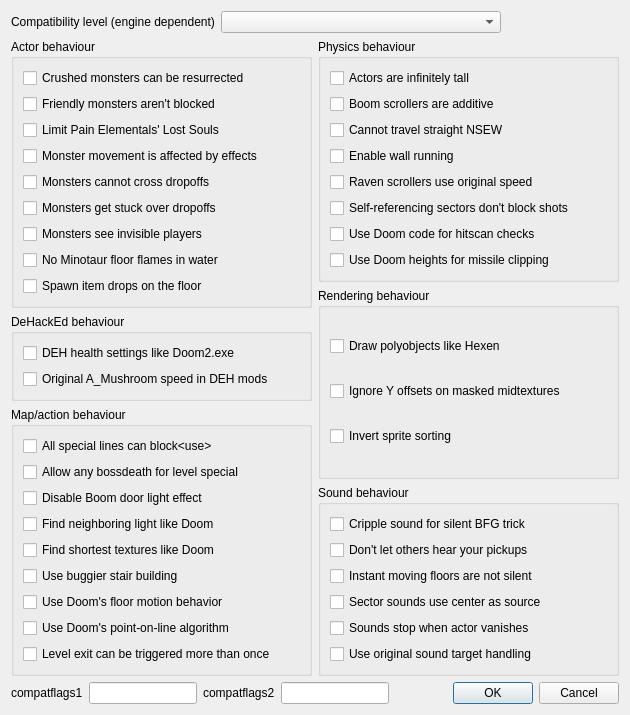
Before: the Qt Designer form Forms/CompatOptsDialog.ui in Youda008/DoomRunner, drawn with Qt 5.
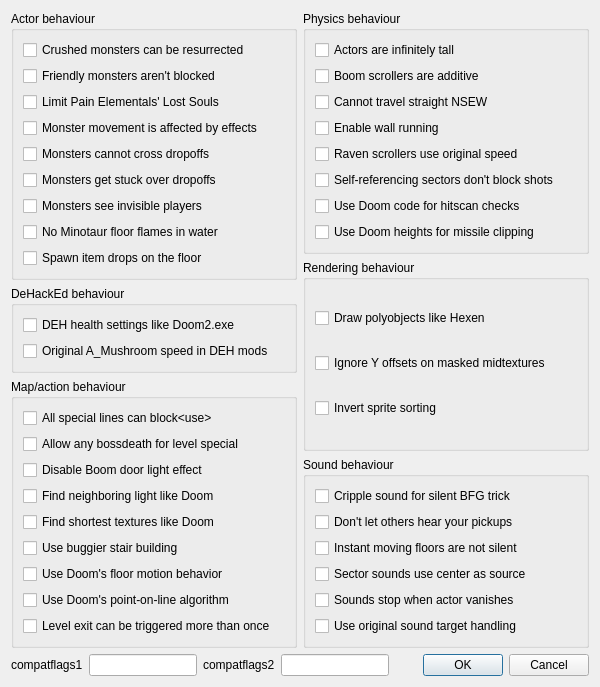
After: the same form once the commit is applied.

Commit message: moved compat level from Compatibility Options sub-dialog to the main window

The edit to the form file:
```diff
--- a/Forms/CompatOptsDialog.ui
+++ b/Forms/CompatOptsDialog.ui
@@ -9,8 +9,8 @@
    <rect>
     <x>0</x>
     <y>0</y>
-    <width>630</width>
-    <height>638</height>
+    <width>600</width>
+    <height>606</height>
    </rect>
   </property>
   <property name="sizePolicy">
@@ -23,40 +23,6 @@
    <string>Compatibility options</string>
   </property>
   <layout class="QVBoxLayout" name="verticalLayout_10">
-   <item>
-    <layout class="QHBoxLayout" name="horizontalLayout_2">
-     <item>
-      <widget class="QLabel" name="compatLevelLabel">
-       <property name="text">
-        <string>Compatibility level (engine dependent)</string>
-       </property>
-      </widget>
-     </item>
-     <item>
-      <widget class="QComboBox" name="compatLevelCmbBox">
-       <property name="minimumSize">
-        <size>
-         <width>280</width>
-         <height>0</height>
-        </size>
-       </property>
-      </widget>
-     </item>
-     <item>
-      <spacer name="horizontalSpacer_2">
-       <property name="orientation">
-        <enum>Qt::Horizontal</enum>
-       </property>
-       <property name="sizeHint" stdset="0">
-        <size>
-         <width>40</width>
-         <height>20</height>
-        </size>
-       </property>
-      </spacer>
-     </item>
-    </layout>
-   </item>
    <item>
     <layout class="QHBoxLayout" name="horizontalLayout_4">
      <item>
@@ -64,7 +30,7 @@
        <item>
         <widget class="QGroupBox" name="groupBox">
          <property name="sizePolicy">
-          <sizepolicy hsizetype="Minimum" vsizetype="Minimum">
+          <sizepolicy hsizetype="Minimum" vsizetype="Expanding">
            <horstretch>0</horstretch>
            <verstretch>0</verstretch>
           </sizepolicy>
@@ -169,7 +135,7 @@
        <item>
         <widget class="QGroupBox" name="groupBox_2">
          <property name="sizePolicy">
-          <sizepolicy hsizetype="Minimum" vsizetype="Minimum">
+          <sizepolicy hsizetype="Minimum" vsizetype="Expanding">
            <horstretch>0</horstretch>
            <verstretch>0</verstretch>
           </sizepolicy>
@@ -204,7 +170,7 @@
        <item>
         <widget class="QGroupBox" name="groupBox_3">
          <property name="sizePolicy">
-          <sizepolicy hsizetype="Minimum" vsizetype="Minimum">
+          <sizepolicy hsizetype="Minimum" vsizetype="Expanding">
            <horstretch>0</horstretch>
            <verstretch>0</verstretch>
           </sizepolicy>
@@ -307,7 +273,7 @@
        <item>
         <widget class="QGroupBox" name="groupBox_4">
          <property name="sizePolicy">
-          <sizepolicy hsizetype="Minimum" vsizetype="Minimum">
+          <sizepolicy hsizetype="Minimum" vsizetype="Expanding">
            <horstretch>0</horstretch>
            <verstretch>0</verstretch>
           </sizepolicy>
@@ -402,7 +368,7 @@
        <item>
         <widget class="QGroupBox" name="groupBox_5">
          <property name="sizePolicy">
-          <sizepolicy hsizetype="Minimum" vsizetype="Minimum">
+          <sizepolicy hsizetype="Minimum" vsizetype="Expanding">
            <horstretch>0</horstretch>
            <verstretch>0</verstretch>
           </sizepolicy>
@@ -447,7 +413,7 @@
        <item>
         <widget class="QGroupBox" name="groupBox_6">
          <property name="sizePolicy">
-          <sizepolicy hsizetype="Minimum" vsizetype="Minimum">
+          <sizepolicy hsizetype="Minimum" vsizetype="Expanding">
            <horstretch>0</horstretch>
            <verstretch>0</verstretch>
           </sizepolicy>
```
Left out of the diff: 2 changed lines with no effect on the pictures. The commit also changes 8 other files.
